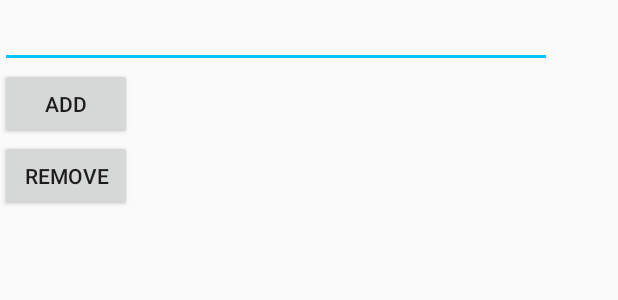
After one commit to FukigenDEV/Team3-OnTime, an Android app: the layout activity_taken.xml on its own in the app's theme, with its tools: preview values and no code run, on a phone screen of 412 x 824 dp. The commit adds this screen. Shown: the top 300 px of the screen. Run offline under Robolectric (Android 15) with nearby library versions, the phone set to English and light mode, and no system bars.

Commit message:
Yoo
Hallo

```diff
--- a/PROTOTYPES/OnTimeApp/app/src/main/java/com/example/ontimeapp/SetTasksActivity.java
+++ b/PROTOTYPES/OnTimeApp/app/src/main/java/com/example/ontimeapp/SetTasksActivity.java
@@ -51,7 +51,7 @@ public class SetTasksActivity extends Fragment implements View.OnClickListener {
                              Bundle savedInstanceState) {
         View rootView = inflater.inflate(R.layout.activity_set_tasks, container, false);
 
-        task = rootView.findViewById(R.id.etName);
+        task = rootView.findViewById(R.id.setTask);
         confirm = rootView.findViewById(R.id.confirmbtn);
 
         confirm.setOnClickListener(this);
--- /dev/null
+++ b/PROTOTYPES/OnTimeApp/app/src/main/res/layout/activity_taken.xml
@@ -0,0 +1,29 @@
+<?xml version="1.0" encoding="utf-8"?>
+<LinearLayout xmlns:android="http://schemas.android.com/apk/res/android"
+    xmlns:app="http://schemas.android.com/apk/res-auto"
+    xmlns:tools="http://schemas.android.com/tools"
+    android:orientation="vertical"
+    android:layout_width="368dp"
+    android:layout_height="wrap_content">
+
+    <EditText
+        android:id="@+id/childValueEditText"
+        android:layout_width="match_parent"
+        android:layout_height="wrap_content" />
+
+    <Button
+        android:layout_width="wrap_content"
+        android:layout_height="wrap_content"
+        android:id="@+id/addButton"
+        android:text="add"/>
+    <Button
+        android:layout_width="wrap_content"
+        android:layout_height="wrap_content"
+        android:id="@+id/removeButton"
+        android:text="remove"/>
+
+    <TextView
+        android:layout_width="wrap_content"
+        android:layout_height="wrap_content"
+        android:id="@+id/childValueTextView"/>
+</LinearLayout>
```
Also changed, not shown: PROTOTYPES/OnTimeApp/app/src/main/java/com/example/ontimeapp/TakenMaken.java (added, +74 -0 lines).
